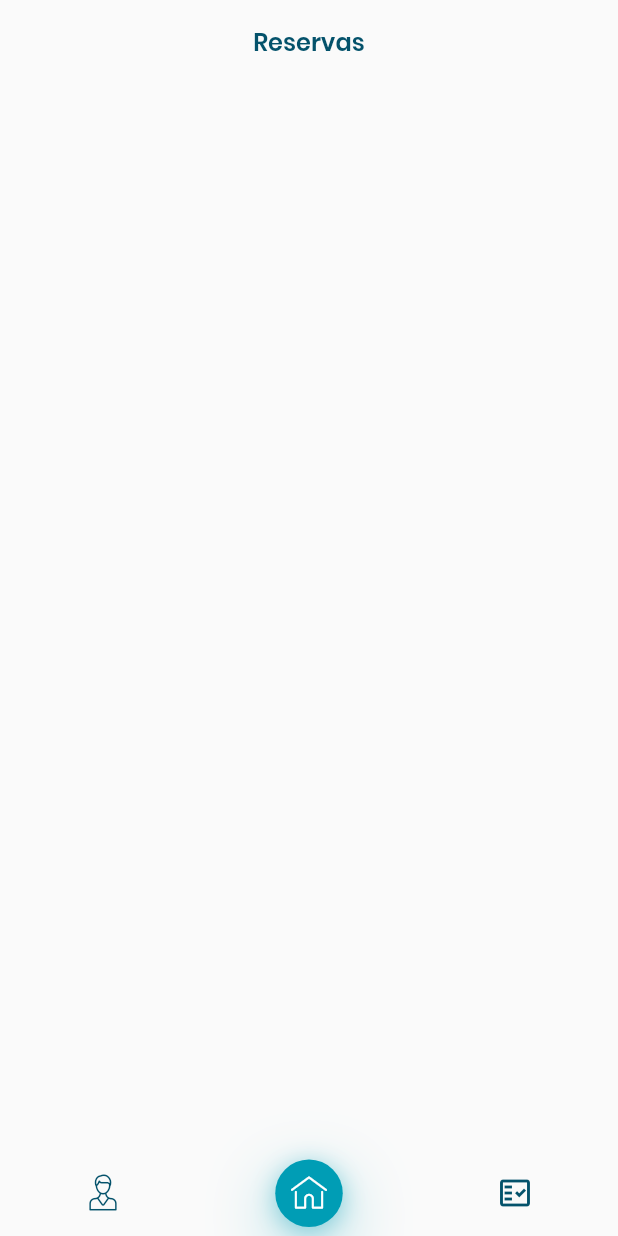
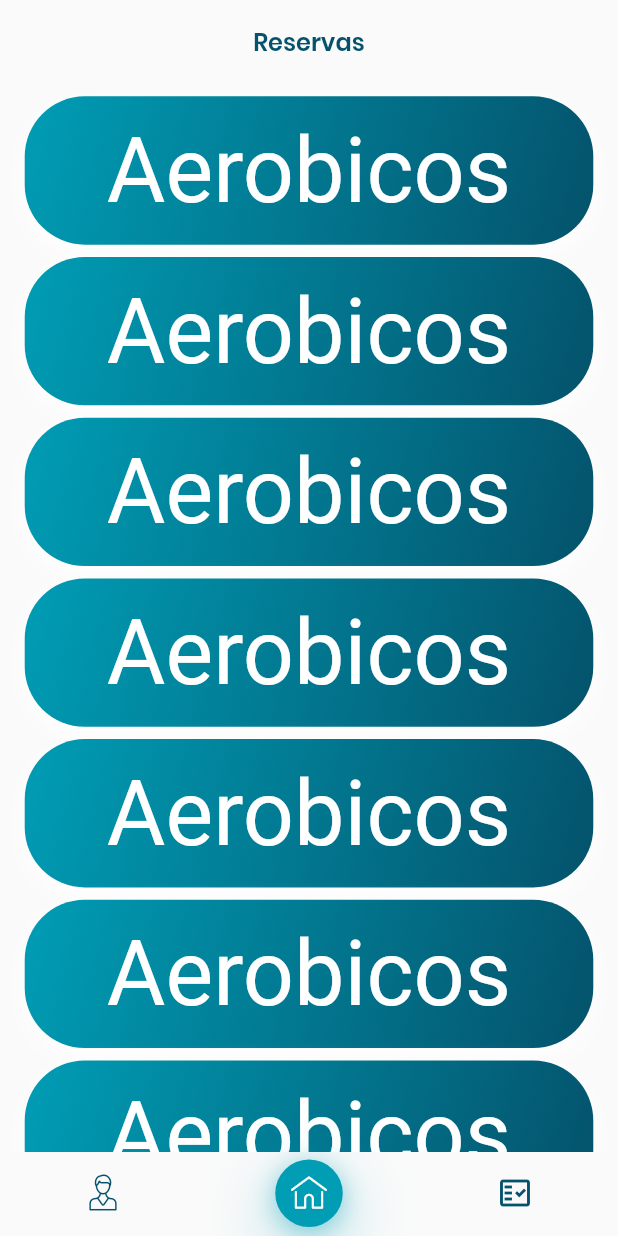
Before and after one commit to Napocuba1/gym-frontend, a Flutter app: the screen it shows after launch, on a phone screen of 412 x 824 dp. Run offline on Flutter 3.47's test engine with Material 2 defaults, Android fonts, the phone set to English and light mode, and no system bars; our stand-ins replace rxdart; Roboto replaces fonts that are missing (Font); project files that could hold a hidden picture were left out.

Commit message:
reservas, perfil

```diff
--- a/lib/main.dart
+++ b/lib/main.dart
@@ -11,7 +11,7 @@ class MyApp extends StatelessWidget {
     return Provider(
       child: MaterialApp(
         debugShowCheckedModeBanner: false,
-        initialRoute: '/Tabs',
+        initialRoute: '/Home',
         onGenerateRoute: RouteGenerator.generateRoute,
         title: 'Gimnasio',
         theme: ThemeData(
--- a/lib/route_generator.dart
+++ b/lib/route_generator.dart
@@ -10,8 +10,10 @@ class RouteGenerator{
     switch (settings.name) {
       case '/':
         return MaterialPageRoute(builder: (_)=> Login());
+      case '/Home':
+        return MaterialPageRoute(builder: (_)=> Tabs(currentTab: 1));
       case '/Tabs':
-        return MaterialPageRoute(builder: (_)=> Tabs());
+        return MaterialPageRoute(builder: (_)=> Tabs(currentTab: int.parse(args.toString())));
       case '/SignUp':
         return MaterialPageRoute(builder: (_)=> SignUp());
       default:
--- /dev/null
+++ b/lib/src/pages/reservation.dart
@@ -0,0 +1,62 @@
+import 'dart:ui';
+
+import 'package:flutter/material.dart';
+import 'package:gym/config/colors_theme.dart';
+
+class Reservation extends StatefulWidget {
+  Reservation({Key? key}) : super(key: key);
+
+  @override
+  _ReservationState createState() => _ReservationState();
+}
+
+class _ReservationState extends State<Reservation> {
+  @override
+  Widget build(BuildContext context) {
+    final orientation = MediaQuery.of(context).orientation;
+    final size = MediaQuery.of(context).size;
+    return SingleChildScrollView(
+      padding: EdgeInsets.symmetric(vertical: size.height*0.01),
+      child: ListView.separated(
+        scrollDirection: Axis.vertical,
+        shrinkWrap: true,
+        primary: false,
+        itemCount: 10,
+        separatorBuilder: (context, index) {
+          return SizedBox(height: size.height*0.01);
+        },
+        itemBuilder: (context, index) {
+          return InkWell(
+            onTap: ()=>print('holi'),
+            child: Container(
+              height: size.height*0.12,
+              margin: EdgeInsets.symmetric(horizontal: size.width*0.04),
+              decoration: BoxDecoration(
+                borderRadius: BorderRadius.circular(40),
+                gradient: LinearGradient(
+                  colors: [Theme.of(context).colorScheme.secondary, Theme.of(context).hintColor],
+                  begin: Alignment.topLeft,
+                  end: Alignment.bottomRight
+                ),
+                boxShadow: [
+                  BoxShadow(
+                    color: Colors.white,
+                    blurRadius: 12,
+                    offset: Offset(0, 6)
+                  )
+                ]
+              ),
+              child: Column(
+                crossAxisAlignment: CrossAxisAlignment.center,
+                mainAxisAlignment: MainAxisAlignment.center,
+                children: [
+                  Text('Aerobicos', style: TextStyle(fontFamily: 'Font', fontSize: 60, color: Colors.white), textScaleFactor: orientation == Orientation.portrait && size.height <1000? 1.0: orientation == Orientation.landscape && size.width <1000? 1.0: 1.3),
+                ],
+              ),
+            ),
+          );
+        },
+      ),
+    );
+  }
+}
--- a/lib/src/pages/signup.dart
+++ b/lib/src/pages/signup.dart
@@ -300,7 +300,7 @@ class _SignUpState extends State<SignUp> {
           ]
         ),
       ),
-      onPressed: () => Navigator.of(context).pushNamedAndRemoveUntil('/SignIn', (route) => false),
+      onPressed: () => Navigator.of(context).pushNamedAndRemoveUntil('/', (route) => false),
     );
   }
 }
--- a/lib/src/pages/tabs.dart
+++ b/lib/src/pages/tabs.dart
@@ -1,9 +1,12 @@
 import 'package:flutter/material.dart';
 import 'package:gym/config/ui_icons.dart';
+import 'package:gym/src/pages/account.dart';
+import 'package:gym/src/pages/reservation.dart';
 
 class Tabs extends StatefulWidget {
-  Tabs({Key? key}) : super(key: key);
+  Tabs({Key? key, required int this.currentTab}) : super(key: key);
   String currentTitle = 'Gimnasio';
+  Widget currentPage = Account();
   int selectedTab = 1;
   int currentTab = 1;
 
@@ -33,29 +36,16 @@ class _TabsState extends State<Tabs> {
       switch (tabItem) {
         case 0:
           widget.currentTitle = 'Perfil';
-          // widget.currentPage = Account();
+          widget.currentPage = Account();
           break;
         case 1:
           widget.currentTitle = 'Reservas';
-          // widget.currentPage = Home();
+          widget.currentPage = Reservation();
           // widget.currentPage = AccountWidget();
           break;
         case 2:
           widget.currentTitle = 'Planes';
           // widget.currentPage = Home();
-          break;
-        case 3:
-          widget.currentTitle = 'Messages';
-          // widget.currentPage = MessagesWidget();
-          break;
-        case 4:
-          widget.currentTitle = 'Favorites';
-          // widget.currentPage = FavoritesWidget();
-          break;
-        case 5:
-          widget.selectedTab = 3;
-          widget.currentTitle = 'Chat';
-          // widget.currentPage = ChatWidget();
           break;
       }
     });
@@ -79,6 +69,7 @@ class _TabsState extends State<Tabs> {
               child: Text(widget.currentTitle, style: Theme.of(context).textTheme.headline3),
             ),
           ),
+          body: widget.currentPage,
           bottomNavigationBar: bottomNavigatorBarItem(size, orientation),
         ),
       ),
@@ -94,10 +85,10 @@ class _TabsState extends State<Tabs> {
       iconSize: 22,
       elevation: 0,
       backgroundColor: Colors.transparent,
-      selectedIconTheme: IconThemeData(size: 25),
+      selectedIconTheme: const IconThemeData(size: 25),
       unselectedItemColor: Theme.of(context).hintColor.withOpacity(1),
       currentIndex: widget.selectedTab,
-      onTap: (int i) => this._selectTab(i),
+      onTap: (int i) => _selectTab(i),
       items: [
         // BottomNavigationBarItem(icon: Icon(Typiconsfont.ticket, size: orientation == Orientation.portrait && size.height <1000? 24: orientation == Orientation.landscape && size.width <1000? 24: 35), label: ''),
         // BottomNavigationBarItem(icon: Icon(Typiconsfont.store, size: orientation == Orientation.portrait && size.height <1000? 24: orientation == Orientation.landscape && size.width <1000? 24: 35), label: ''),
@@ -110,7 +101,7 @@ class _TabsState extends State<Tabs> {
             height: orientation == Orientation.portrait && size.height <1000? 45: orientation == Orientation.landscape && size.width <1000? 45: 60,
             decoration: BoxDecoration(
               color: Theme.of(context).colorScheme.secondary,
-              borderRadius: BorderRadius.all(
+              borderRadius: const BorderRadius.all(
                 Radius.circular(50),
               ),
               boxShadow: [
@@ -125,7 +116,7 @@ class _TabsState extends State<Tabs> {
             height: orientation == Orientation.portrait && size.height <1000? 45: orientation == Orientation.landscape && size.width <1000? 45: 60,
             decoration: BoxDecoration(
               color: Theme.of(context).primaryColor,
-              borderRadius: BorderRadius.all(
+              borderRadius: const BorderRadius.all(
                 Radius.circular(50),
               ),
               boxShadow: [
@@ -137,9 +128,7 @@ class _TabsState extends State<Tabs> {
           ),
 
         ),
-        // BottomNavigationBarItem(icon: Icon(Typiconsfont.address_book, size: orientation == Orientation.portrait && size.height <1000? 24: orientation == Orientation.landscape && size.width <1000? 24: 35), label: ''),
         BottomNavigationBarItem(icon: Icon(Icons.fact_check_outlined, size: orientation == Orientation.portrait && size.height <1000? 24: orientation == Orientation.landscape && size.width <1000? 24: 35), label: ''),
-        // BottomNavigationBarItem(icon: Icon(UiIcons.chat, size: orientation == Orientation.portrait && size.height <1000? 24: orientation == Orientation.landscape && size.width <1000? 24: 35), label: ''),
       ],
     );
   }
--- a/pubspec.yaml
+++ b/pubspec.yaml
@@ -61,6 +61,7 @@ flutter:
   # To add assets to your application, add an assets section, like this:
   assets:
     - fonts/
+    - img/
     # assets:
   #   - images/a_dot_burr.jpeg
   #   - images/a_dot_ham.jpeg
```
Also changed, not shown: lib/src/pages/account.dart (added, +255 -0 lines), img/jar-loading.gif (added).
